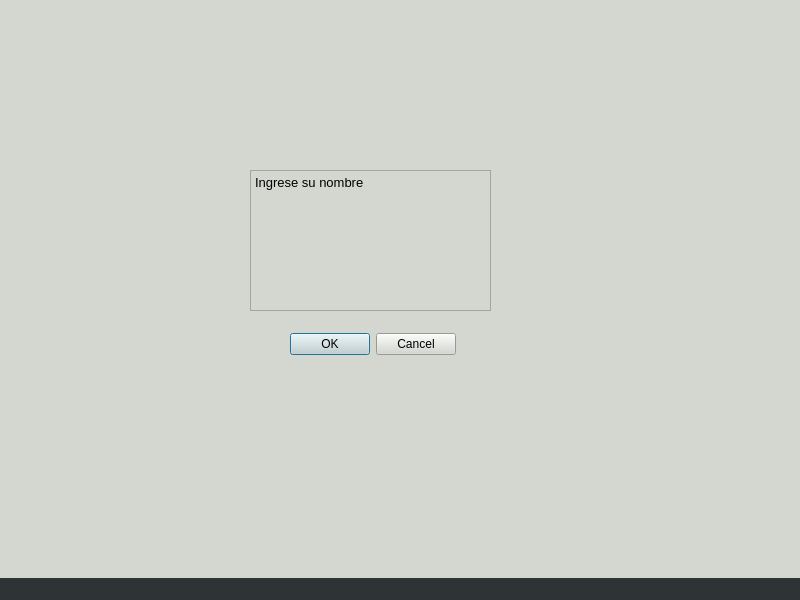
Above: Client/src/Initiator/window/mainwindow.ui from nazar9318/taller-tpFinal-1c2021 before the change. Below: the same form after it.
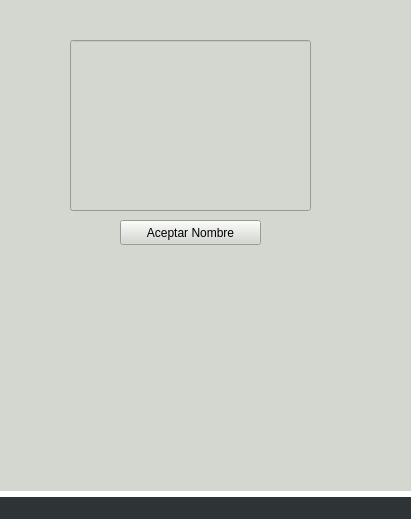
That is the form after the change. The open tabs and pages were chosen to show the change.

```diff
--- a/Client/src/Initiator/window/mainwindow.ui
+++ b/Client/src/Initiator/window/mainwindow.ui
@@ -6,8 +6,8 @@
    <rect>
     <x>0</x>
     <y>0</y>
-    <width>800</width>
-    <height>600</height>
+    <width>411</width>
+    <height>519</height>
    </rect>
   </property>
   <property name="windowTitle">
@@ -24,9 +24,9 @@
     <property name="geometry">
      <rect>
       <x>0</x>
-      <y>-10</y>
-      <width>821</width>
-      <height>591</height>
+      <y>0</y>
+      <width>411</width>
+      <height>491</height>
      </rect>
     </property>
     <property name="styleSheet">
@@ -165,35 +165,30 @@
      </widget>
     </widget>
     <widget class="QWidget" name="Bienvenida">
-     <widget class="QTextEdit" name="textEdit">
+     <widget class="QPushButton" name="OK">
       <property name="geometry">
        <rect>
-        <x>250</x>
-        <y>180</y>
+        <x>120</x>
+        <y>220</y>
+        <width>141</width>
+        <height>25</height>
+       </rect>
+      </property>
+      <property name="text">
+       <string>Aceptar Nombre</string>
+      </property>
+     </widget>
+     <widget class="QLineEdit" name="lineEdit">
+      <property name="geometry">
+       <rect>
+        <x>70</x>
+        <y>40</y>
         <width>241</width>
-        <height>141</height>
+        <height>171</height>
        </rect>
       </property>
-      <property name="html">
-       <string>&lt;!DOCTYPE HTML PUBLIC &quot;-//W3C//DTD HTML 4.0//EN&quot; &quot;http://www.w3.org/TR/REC-html40/strict.dtd&quot;&gt;
-&lt;html&gt;&lt;head&gt;&lt;meta name=&quot;qrichtext&quot; content=&quot;1&quot; /&gt;&lt;style type=&quot;text/css&quot;&gt;
-p, li { white-space: pre-wrap; }
-&lt;/style&gt;&lt;/head&gt;&lt;body style=&quot; font-family:'Ubuntu'; font-size:11pt; font-weight:400; font-style:normal;&quot;&gt;
-&lt;p style=&quot; margin-top:0px; margin-bottom:0px; margin-left:0px; margin-right:0px; -qt-block-indent:0; text-indent:0px;&quot;&gt;&lt;span style=&quot; font-size:10pt;&quot;&gt;Ingrese su nombre&lt;/span&gt;&lt;/p&gt;
-&lt;p style=&quot;-qt-paragraph-type:empty; margin-top:0px; margin-bottom:0px; margin-left:0px; margin-right:0px; -qt-block-indent:0; text-indent:0px; font-size:10pt;&quot;&gt;&lt;br /&gt;&lt;/p&gt;&lt;/body&gt;&lt;/html&gt;</string>
-      </property>
-     </widget>
-     <widget class="QDialogButtonBox" name="buttonBox">
-      <property name="geometry">
-       <rect>
-        <x>280</x>
-        <y>340</y>
-        <width>176</width>
-        <height>28</height>
-       </rect>
-      </property>
-      <property name="standardButtons">
-       <set>QDialogButtonBox::Cancel|QDialogButtonBox::Ok</set>
+      <property name="text">
+       <string/>
       </property>
      </widget>
     </widget>
```
Left out of the diff: 46 changed lines with no effect on the pictures.
